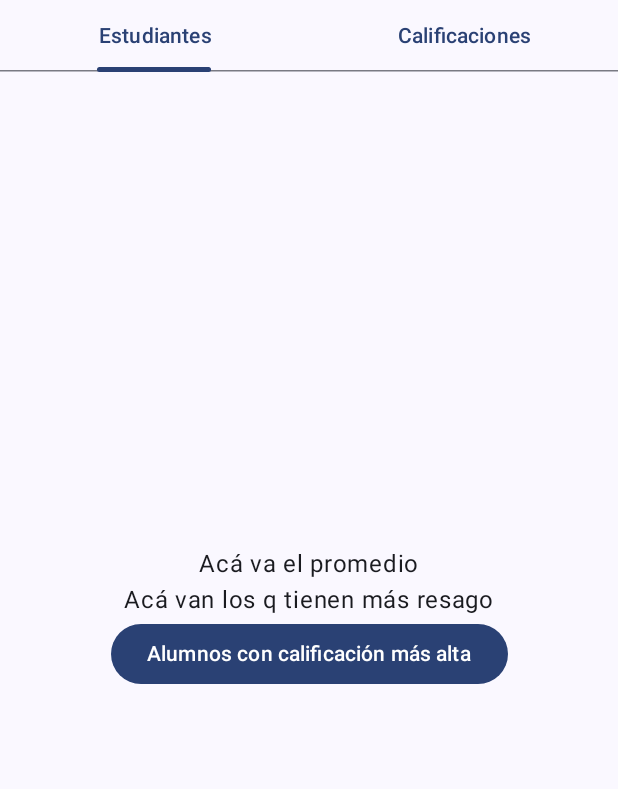
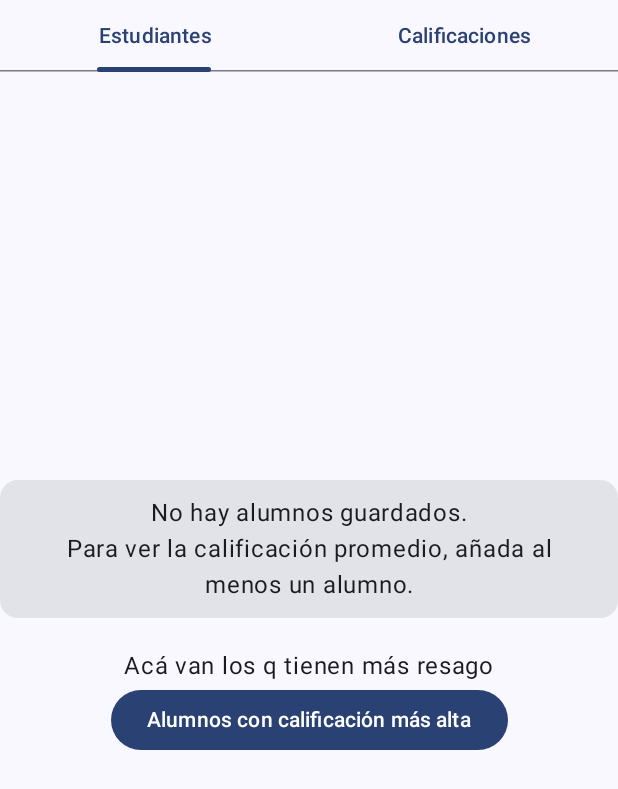
Before and after one commit to YBJ-UP/Moviles, an Android app built with Jetpack Compose: the Calificaciones screen opened through its navigation route, on a phone screen of 412 x 824 dp. Shown: the top 789 px of the screen. Run offline under Robolectric (Android 15) with nearby library versions, the phone set to English and light mode, and no system bars; our stand-ins replace Dagger/Hilt's generated code, Room's generated code; libraries missing offline, so code that uses them is left out: androidx.hilt.lifecycle.

Commit message:
push antes d q se me borre todo

```diff
--- a/app/src/main/java/com/example/actividad/studentDataBase/room/StudentDAO.kt
+++ b/app/src/main/java/com/example/actividad/studentDataBase/room/StudentDAO.kt
@@ -17,8 +17,20 @@ interface StudentDAO {
     @Query("SELECT promedio FROM estudiantes")
     fun getAllGrades(): Flow<List<Float>>
 
-    @Query("SELECT * FROM estudiantes WHERE grupo = :grupo")
-    fun getByGroup(grupo: Char): Flow<List<Student>>
+    @Query("""
+        SELECT * FROM (
+            SELECT *,
+            ROW_NUMBER() OVER (
+                PARTITION BY grupo
+                ORDER BY promedio DESC
+            ) AS n
+            FROM estudiantes
+        ) WHERE n <= 3
+    """)
+    fun getTopThreePerGroup(): Flow<List<Student>>
+
+    @Query("SELECT * FROM estudiantes ORDER BY promedio ASC LIMIT 3")
+    fun getLowestTenGrades(): Flow<List<Student>>
 
     @Query("SELECT * FROM estudiantes WHERE id = :id")
     fun getStudentById(id: Long): Flow<Student>
--- /dev/null
+++ b/app/src/main/java/com/example/actividad/viewModel/tab_2/averageGradesViewModel.kt
@@ -0,0 +1,24 @@
+package com.example.actividad.viewModel.tab_2
+
+import androidx.lifecycle.ViewModel
+import com.example.actividad.studentDataBase.repository.studentRepository
+import dagger.hilt.android.lifecycle.HiltViewModel
+import kotlinx.coroutines.flow.Flow
+import kotlinx.coroutines.flow.StateFlow
+import kotlinx.coroutines.flow.forEach
+import kotlinx.coroutines.flow.map
+import javax.inject.Inject
+
+@HiltViewModel
+class averageGradesViewModel @Inject constructor(private val repository: studentRepository): ViewModel() {
+
+    val allGrades: Flow<List<Float>> = repository.getAllGrades()
+
+    val averageGrade: Flow<Float> = allGrades.map { grades ->
+        if (!grades.isEmpty()){
+            grades.sum() / grades.size
+        } else {
+            0f
+        }
+    }
+}
--- a/app/src/main/java/com/example/actividad/views/tab_2/averageGradesView.kt
+++ b/app/src/main/java/com/example/actividad/views/tab_2/averageGradesView.kt
@@ -1,20 +1,39 @@
 package com.example.actividad.views.tab_2
 
+import android.R
+import androidx.compose.foundation.background
 import androidx.compose.foundation.layout.Arrangement
 import androidx.compose.foundation.layout.Column
 import androidx.compose.foundation.layout.PaddingValues
+import androidx.compose.foundation.layout.Spacer
 import androidx.compose.foundation.layout.fillMaxSize
+import androidx.compose.foundation.layout.height
 import androidx.compose.foundation.layout.padding
 import androidx.compose.material3.Button
+import androidx.compose.material3.Card
+import androidx.compose.material3.MaterialTheme
 import androidx.compose.material3.Text
 import androidx.compose.runtime.Composable
+import androidx.compose.runtime.collectAsState
 import androidx.compose.ui.Alignment
 import androidx.compose.ui.Modifier
+import androidx.compose.ui.graphics.Color
+import androidx.compose.ui.text.font.FontWeight
+import androidx.compose.ui.text.style.TextAlign
+import androidx.compose.ui.unit.dp
+import androidx.hilt.lifecycle.viewmodel.compose.hiltViewModel
 import androidx.navigation.NavController
 import com.example.actividad.NavManager.routes.ROUTES
+import com.example.actividad.viewModel.tab_2.averageGradesViewModel
 
 @Composable
-fun averageGrades(innerPaddingValues: PaddingValues, navController: NavController){
+fun averageGrades(
+    innerPaddingValues: PaddingValues,
+    navController: NavController,
+    viewModel: averageGradesViewModel = hiltViewModel()
+){
+    val avgGrade: Float = viewModel.averageGrade.collectAsState(initial = 0f).value
+
     Column(
         modifier = Modifier
             .padding(innerPaddingValues)
@@ -22,7 +41,32 @@ fun averageGrades(innerPaddingValues: PaddingValues, navController: NavControlle
         horizontalAlignment = Alignment.CenterHorizontally,
         verticalArrangement = Arrangement.Center
     ) {
-        Text("Acá va el promedio")
+
+        Card {
+            Column(
+                modifier = Modifier
+                    .padding(horizontal = 20.dp, vertical = 10.dp),
+                horizontalAlignment = Alignment.CenterHorizontally) {
+                if (avgGrade > 0f){
+                    Text("La calificación promedio de los alumnos es:")
+                    Text(
+                        text = "${avgGrade}",
+                        fontWeight = FontWeight.Bold,
+                        style = MaterialTheme.typography.titleLarge
+                    )
+                } else {
+                    Text("No hay alumnos guardados.")
+                    Text(
+                        text = "Para ver la calificación promedio, añada al menos un alumno.",
+                        textAlign = TextAlign.Center
+                    )
+                }
+            }
+
+        }
+
+
+        Spacer(modifier = Modifier.height(20.dp))
 
         Text("Acá van los q tienen más resago")
 
```
Also changed, not shown: app/src/main/java/com/example/actividad/studentDataBase/repository/studentRepository.kt (+10 -1 lines), app/src/main/java/com/example/actividad/viewModel/tab_2/highestGradesViewModel.kt (added, +25 -0 lines), app/src/main/java/com/example/actividad/views/tab_2/topThreePerGroupView.kt (+57 -4 lines), app/src/main/java/com/example/actividad/viewModel/tab_1/StudentViewModel.kt (renamed from app/src/main/java/com/example/actividad/StudentViewModel/StudentViewmodel.kt), 2 other files.
